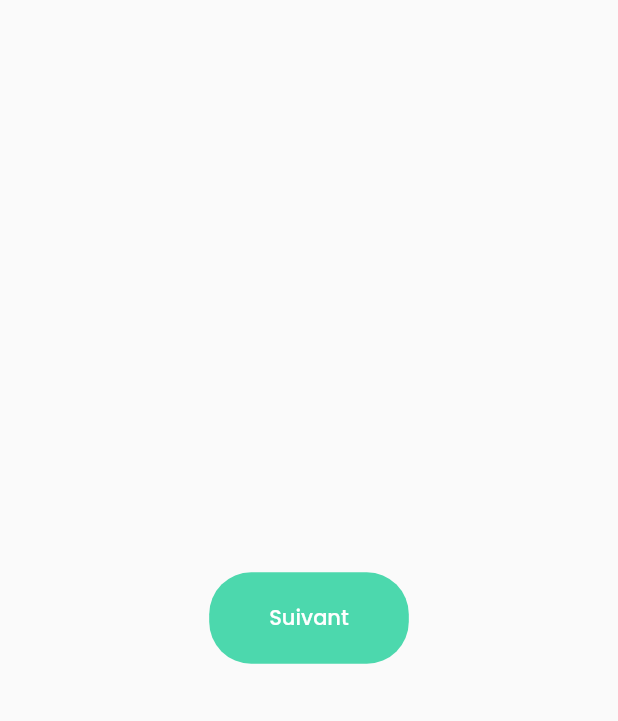
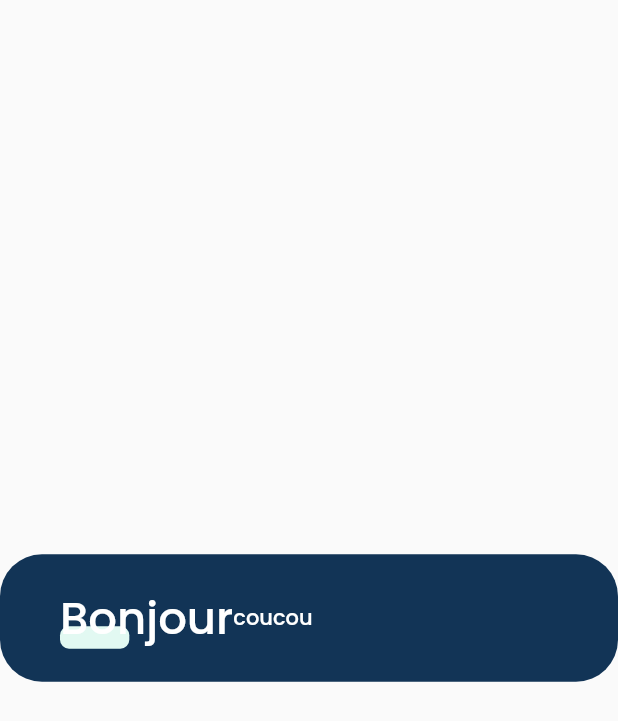
Before and after one commit to projet-federateurE2/app-renov-proprietaire, a Flutter app: the screen it shows after launch, on a phone screen of 412 x 824 dp. Shown: the top 721 px of the screen. Run offline on Flutter 3.47's test engine with Material 2 defaults, Android fonts, the light colour scheme and no system bars.

Commit message:
Save projectsidebutton

```diff
--- a/lib/main.dart
+++ b/lib/main.dart
@@ -1,5 +1,6 @@
 import 'package:flutter/material.dart';
 import 'package:renov_proprietaire_app/views/widgets/green_button.dart';
+import 'package:renov_proprietaire_app/views/widgets/project_side_button.dart';
 
 void main() {
   runApp(const MyApp());
@@ -36,7 +37,7 @@ class _MyHomePageState extends State<MyHomePage> {
     return Scaffold(
       body: Center(
         child: Container(
-          child: GreenButton(),
+          child: ProjectSideButton(text: "coucou"),
         ),
         ),
       );
--- a/lib/values/colors.dart
+++ b/lib/values/colors.dart
@@ -4,4 +4,5 @@ class ColorsRenov {
   static const Color primaryGreen = Color(0xff4CD8AD);
   static const Color secondaryGreen = Color(0xffE2F9F2);
   static const Color darkBlue = Color(0xff052948);
+  static const Color white = Color(0xff123456);
 }
--- /dev/null
+++ b/lib/views/widgets/project_side_button.dart
@@ -0,0 +1,29 @@
+import 'package:flutter/cupertino.dart';
+import 'package:flutter/material.dart';
+import 'package:renov_proprietaire_app/values/colors.dart';
+import 'package:renov_proprietaire_app/views/widgets/page_title.dart';
+
+
+class ProjectSideButton extends StatelessWidget {
+
+  final String text;
+  const ProjectSideButton({Key? key, required this.text}) : super(key: key);
+
+  @override
+  Widget build(BuildContext context) {
+    return ElevatedButton(
+      child: Row(children: [
+        PageTitle(text: "Bonjour"),
+        Text(text),
+      ]),
+      style: ElevatedButton.styleFrom(
+        elevation: 0.0,
+        shadowColor: Colors.black,
+        primary: ColorsRenov.white,
+        padding: const EdgeInsets.fromLTRB(40, 20, 40, 20),
+        shape: RoundedRectangleBorder(borderRadius: BorderRadius.circular(28)),
+      ),
+      onPressed: () {},
+    );
+  }
+}
```
